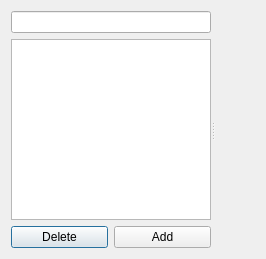
jktjkt/trojita, file src/AbookAddressbook/be.contacts.ui: the form before one commit.
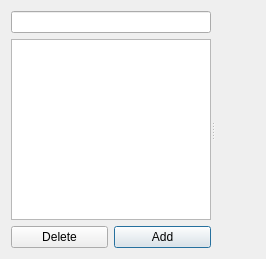
The form after the commit.

Commit message:
Addressbook: set "Add" button as default
Before this commit, the "Delete" button was the default (implicit). This
had some undesired effect: searching for a contact using the Filter and
then pressing the Return key would delete the selected contact.

```diff
--- a/src/AbookAddressbook/be.contacts.ui
+++ b/src/AbookAddressbook/be.contacts.ui
@@ -51,6 +51,9 @@
          </item>
          <item>
           <widget class="QPushButton" name="add">
+           <property name="default">
+            <bool>true</bool>
+           </property>
            <property name="text">
             <string>Add</string>
            </property>
```
